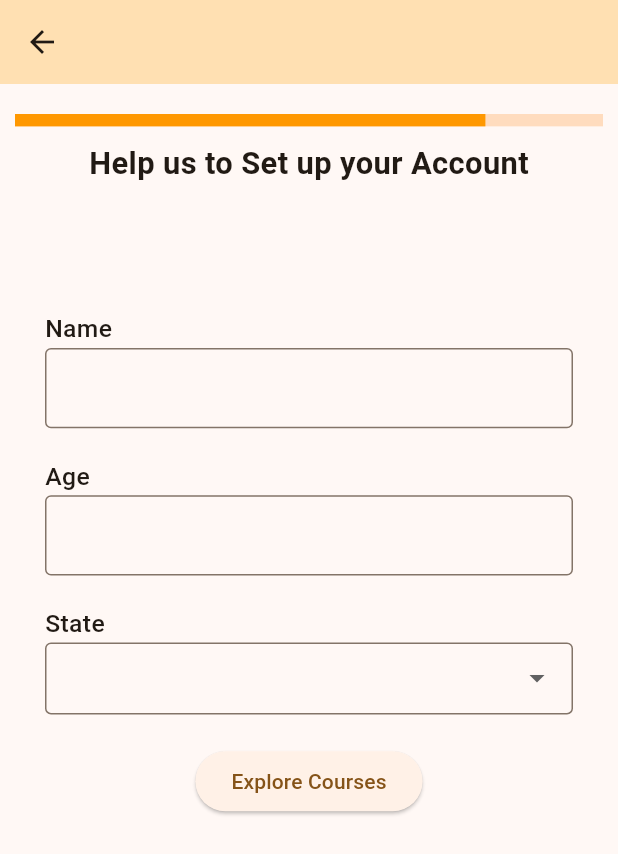
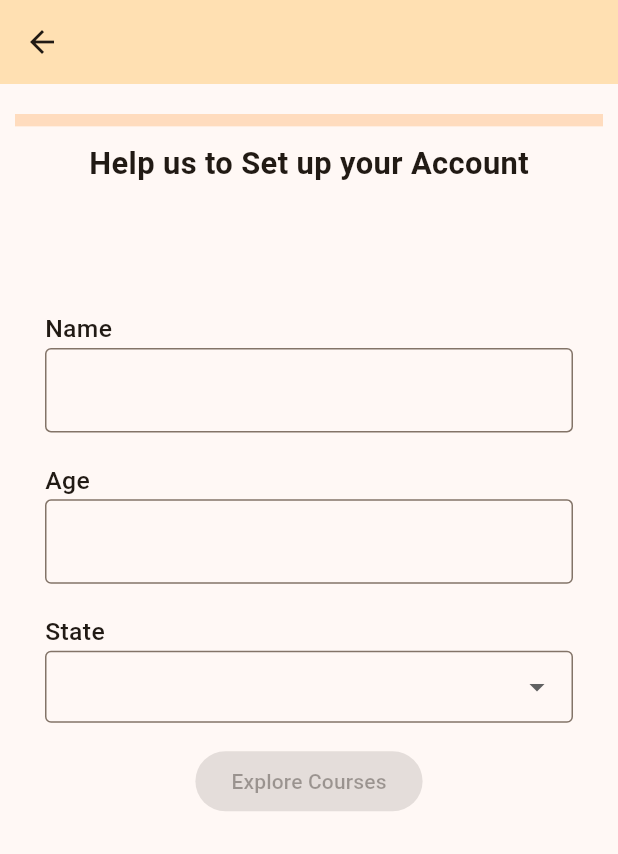
Before and after one commit to MrBooring/lms, a Flutter app: the Onboarding screen opened by its route, on a phone screen of 412 x 824 dp. Shown: the top 854 px of the screen. Run offline on Flutter 3.47's test engine with Material 2 defaults, Android fonts, the phone set to English and light mode, and no system bars; our stand-ins replace flutter_rating_bar, get, google_nav_bar.

Commit message:
validations in login and onboarding

```diff
--- a/lib/main.dart
+++ b/lib/main.dart
@@ -29,6 +29,7 @@ class _MyAppState extends State<MyApp> {
             ),
         appBarTheme: AppBarTheme(
           backgroundColor: Colors.orange.shade100,
+          // backgroundColor: Color(0xffffba89),
         ),
       ),
       initialRoute: "/",
--- a/lib/view/mobile/pages/onboarding/onboarding.dart
+++ b/lib/view/mobile/pages/onboarding/onboarding.dart
@@ -1,16 +1,13 @@
 import 'package:flutter/material.dart';
+import 'package:flutter/services.dart';
 import 'package:get/get.dart';
+import 'package:lms/controllers/onboarding_controller.dart';
 import 'package:lms/util/utility.dart';
 import 'package:lms/view/responsive.dart';
 
-class Onboarding extends StatefulWidget {
+class Onboarding extends GetView<OnboardingController> {
   const Onboarding({super.key});
 
-  @override
-  State<Onboarding> createState() => _OnboardingState();
-}
-
-class _OnboardingState extends State<Onboarding> {
   @override
   Widget build(BuildContext context) {
     return ResponsiveLayout(
@@ -25,8 +22,10 @@ class _OnboardingState extends State<Onboarding> {
                     padding: const EdgeInsets.symmetric(vertical: 10),
                     child: SizedBox(
                       height: size.height * .01,
-                      child: LinearProgressIndicator(
-                        value: .8,
+                      child: Obx(
+                        () => LinearProgressIndicator(
+                          value: controller.progress.value,
+                        ),
                       ),
                     ),
                   ),
@@ -51,12 +50,22 @@ class _OnboardingState extends State<Onboarding> {
                               fontWeight: FontWeight.w500,
                             ),
                           ),
-                          SizedBox(
-                            height: size.height * .065,
-                            // width: size.width * .8,
-                            child: TextField(
+                          Obx(() => TextField(
                                 keyboardType: TextInputType.name,
+                                onChanged: (value) {
+                                  controller.nameValidations(value);
+                                },
+                                inputFormatters: [
+                                  FilteringTextInputFormatter.deny(RegExp(
+                                      r'[0-9@#$%^&*()_+={}|[\]\\\<>\,.?/]')),
+                                ],
+                                onEditingComplete: () {
+                                  controller.progress.value = .3;
+                                },
                                 decoration: InputDecoration(
+                                  errorText: controller.errorname.value == ""
+                                      ? null
+                                      : controller.errorname.value,
                                   border: OutlineInputBorder(),
                                   contentPadding: EdgeInsets.symmetric(
                                     vertical: size.height * .019,
@@ -67,8 +76,7 @@ class _OnboardingState extends State<Onboarding> {
                                   fontSize: size.height * .02,
                                   fontWeight: FontWeight.w500,
                                 ),
-                            ),
-                          ),
+                              )),
                           SizedBox(
                             height: size.height * .025,
                           ),
@@ -79,12 +87,21 @@ class _OnboardingState extends State<Onboarding> {
                               fontWeight: FontWeight.w500,
                             ),
                           ),
-                          SizedBox(
-                            height: size.height * .065,
-                            // width: size.width * .8,
-                            child: TextField(
+                          Obx(
+                            () => TextFormField(
                               keyboardType: TextInputType.number,
+                              onChanged: (value) {
+                                controller.ageValidations(value);
+                              },
+                              inputFormatters: [
+                                FilteringTextInputFormatter.allow(
+                                    RegExp(r'^[0-9]+$')),
+                                LengthLimitingTextInputFormatter(2)
+                              ],
                               decoration: InputDecoration(
+                                errorText: controller.errorage.value == ""
+                                    ? null
+                                    : controller.errorage.value,
                                 border: OutlineInputBorder(),
                                 contentPadding: EdgeInsets.symmetric(
                                   vertical: size.height * .019,
@@ -107,9 +124,7 @@ class _OnboardingState extends State<Onboarding> {
                               fontWeight: FontWeight.w500,
                             ),
                           ),
-                          SizedBox(
-                            height: size.height * .065,
-                            child: DropdownButtonFormField(
+                          DropdownButtonFormField(
                             isDense: true,
                             items: ['Maharashtra', 'Gujrat', 'Goa']
                                 .map((String value) {
@@ -123,18 +138,21 @@ class _OnboardingState extends State<Onboarding> {
                                     vertical: size.height * .01,
                                     horizontal: size.width * .05),
                                 border: OutlineInputBorder()),
-                              onChanged: (value) {},
-                            ),
+                            onChanged: (value) {
+                              controller.stateChanged(value);
+                            },
                           ),
                           Center(
                             child: Padding(
                               padding: const EdgeInsets.all(15),
-                              child: ElevatedButton(
-                                onPressed: () {
+                              child: Obx(() => ElevatedButton(
+                                    onPressed: controller.progress.value == .95
+                                        ? () {
                                             Get.toNamed("/dashboard");
-                                },
+                                          }
+                                        : null,
                                     child: Text("Explore Courses"),
-                              ),
+                                  )),
                             ),
                           ),
                         ],
--- a/lib/view/mobile/widgets/course_info.dart
+++ b/lib/view/mobile/widgets/course_info.dart
@@ -61,7 +61,7 @@ class _ProjectInfoState extends State<ProjectInfo> {
                           fontSize: size.height * .02,
                         ),
                       ),
-                      const Padding(
+                      Padding(
                         padding: EdgeInsets.symmetric(vertical: 10),
                         child: Row(
                           children: [
@@ -144,7 +144,7 @@ class _ProjectInfoState extends State<ProjectInfo> {
                         ),
                       ),
                       Divider(),
-                      const Padding(
+                      Padding(
                         padding: EdgeInsets.symmetric(vertical: 10),
                         child: Row(
                           children: [
--- a/lib/view/routes/routes.dart
+++ b/lib/view/routes/routes.dart
@@ -1,5 +1,6 @@
 import 'package:get/get.dart';
-import 'package:lms/binders/login_binder.dart';
+import 'package:lms/binders/login_bindings.dart';
+import 'package:lms/binders/onboarding_bindings.dart';
 import 'package:lms/view/mobile/pages/auth/login.dart';
 import 'package:lms/view/mobile/pages/dashpages/dashboard.dart';
 import 'package:lms/view/mobile/pages/onboarding/onboarding.dart';
@@ -14,6 +15,7 @@ var routes = [
   GetPage(
     name: "/onboarding",
     page: () => Onboarding(),
+    binding: OnbordingBindings(),
   ),
   GetPage(
     name: "/dashboard",
```
Also changed, not shown: lib/binders/onboarding_bindings.dart (added, +10 -0 lines), lib/controllers/login_controller.dart (+21 -9 lines), lib/controllers/onboarding_controller.dart (added, +44 -0 lines), lib/view/mobile/pages/auth/login.dart (+14 -9 lines), lib/view/mobile/pages/dashpages/featured.dart (+5 -14 lines), lib/binders/login_bindings.dart (renamed from lib/binders/login_binder.dart), pubspec.lock. Lines whose indentation alone changed are shown as unchanged.
